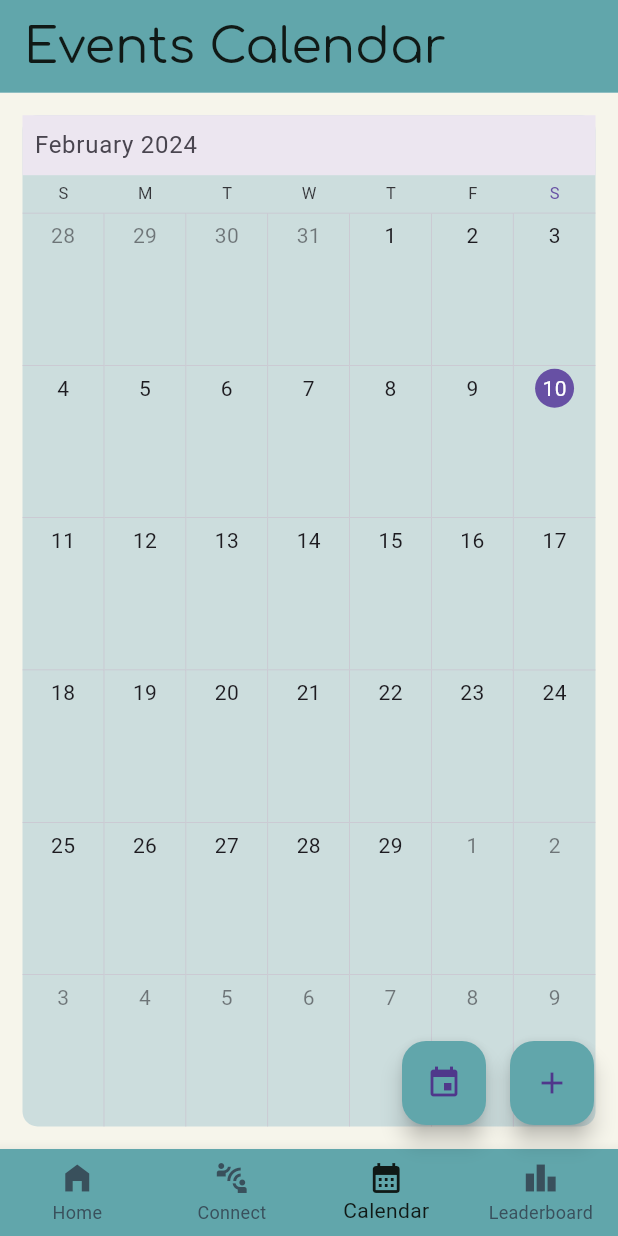
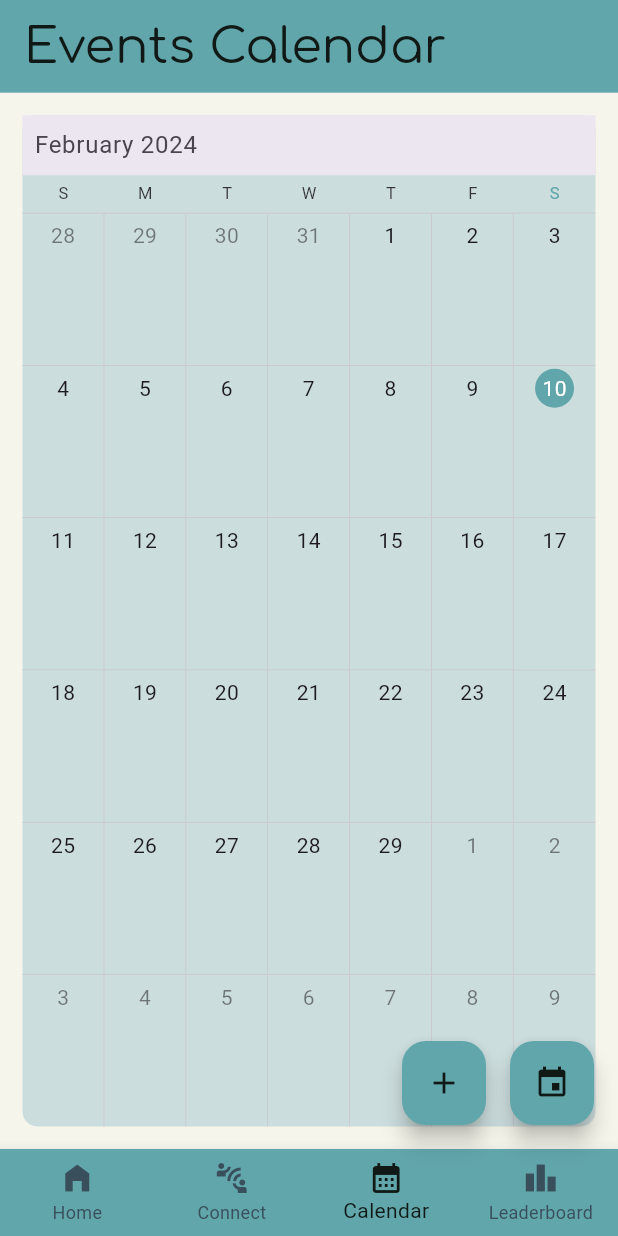
Before and after one commit to nitinjha607/leaflink-2.0, a Flutter app: the CalendarPage screen opened by its route, on a phone screen of 412 x 824 dp. Run offline on Flutter 3.47's test engine with Material 3 defaults, Android fonts, the phone set to English and light mode, and no system bars; drawn by our look-alikes of syncfusion_flutter_calendar; our stand-ins replace cloud_firestore, firebase_auth, firebase_core, firebase_storage, fl_chart, google_fonts and 2 more; missing offline and left inert: flutter_share; accounts and stored records are empty.

Commit message:
Update eventscalendar_page.dart

```diff
--- a/leaflink/lib/pages/eventscalendar_page.dart
+++ b/leaflink/lib/pages/eventscalendar_page.dart
@@ -1,11 +1,11 @@
 import 'package:flutter/material.dart';
 import 'package:leaflink/pages/connect_page.dart';
 import 'package:leaflink/pages/eventmanagement_page.dart';
+import 'package:leaflink/pages/added_events.dart';
 import 'package:leaflink/pages/home_page.dart';
 import 'package:leaflink/pages/leaderboard_page.dart';
 import 'package:syncfusion_flutter_calendar/calendar.dart'; // Import the necessary package
 import 'package:google_fonts/google_fonts.dart';
-import 'package:leaflink/pages/added_events.dart'; // Import the AddedEventsPage
 
 class CalendarPage extends StatefulWidget {
   static const String routeName = 'calendar_page';
@@ -55,6 +55,8 @@ class _CalendarPageState extends State<CalendarPage> {
           ),
           child: SfCalendar(
             view: CalendarView.month,
+            todayHighlightColor: const Color.fromRGBO(97, 166, 171, 1),
+
             // Add any additional properties or controllers as needed
           ),
         ),
@@ -64,7 +66,7 @@ class _CalendarPageState extends State<CalendarPage> {
       bottomNavigationBar: BottomNavigationBar(
         backgroundColor: const Color.fromRGBO(97, 166, 171, 1),
         type: BottomNavigationBarType.fixed,
-        items: <BottomNavigationBarItem>[
+        items: const <BottomNavigationBarItem>[
           BottomNavigationBarItem(
             icon: Icon(Icons.home_filled),
             label: 'Home',
@@ -106,7 +108,6 @@ class _CalendarPageState extends State<CalendarPage> {
           }
         },
       ),
-
       floatingActionButton: Row(
         mainAxisAlignment: MainAxisAlignment.end,
         children: [
@@ -115,8 +116,10 @@ class _CalendarPageState extends State<CalendarPage> {
               // Navigate to the page where events can be managed
               Navigator.pushNamed(context, EventManagementPage.routeName);
             },
-            child: Icon(Icons.event),
+            child: Icon(Icons.add),
             backgroundColor: const Color.fromRGBO(97, 166, 171, 1),
+            foregroundColor: const Color.fromRGBO(16, 25, 22, 1),
+            heroTag: 'addeventfab',
           ),
           SizedBox(width: 16), // Add spacing between the FABs
           FloatingActionButton(
@@ -124,11 +127,12 @@ class _CalendarPageState extends State<CalendarPage> {
               // Navigate to the AddedEventsPage
               Navigator.pushNamed(context, AddedEventsPage.routeName);
             },
-            child: Icon(Icons.add),
+            child: Icon(Icons.event),
             backgroundColor: const Color.fromRGBO(97, 166, 171, 1),
+            foregroundColor: const Color.fromRGBO(16, 25, 22, 1),
+            heroTag: 'showeventfab',
           ),
         ],
-
       ),
     );
   }
```
